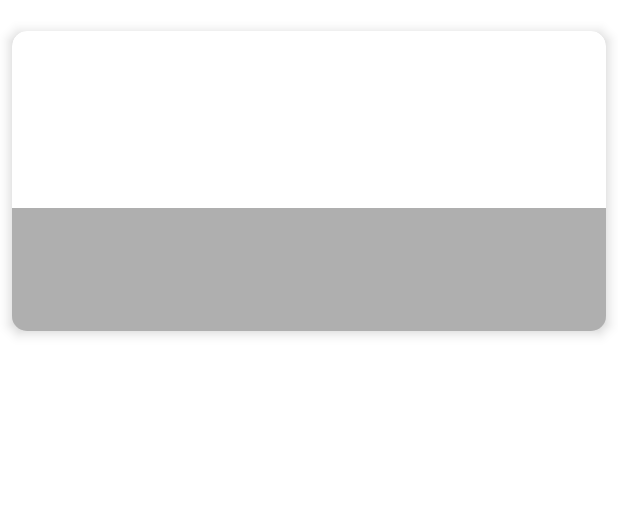
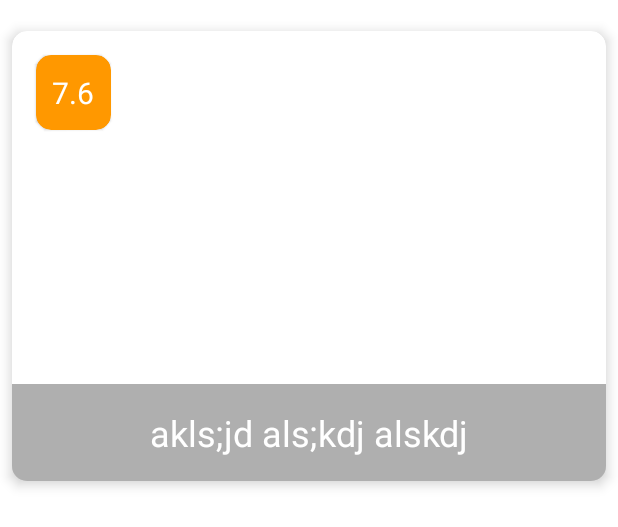
Before and after one commit to enghesham33/themoviedbtask, an Android app: the layout movie_item.xml on its own in the app's theme, with its tools: preview values and no code run, on a phone screen of 412 x 824 dp. Shown: the top 527 px of the screen. Run offline under Robolectric (Android 15) with nearby library versions, the phone set to English and light mode, and no system bars; network calls fail.

Commit message:
Change layout for better user experience

```diff
--- a/app/src/main/java/io/ramani/themoviedbtask/app/movieDetails/YoutubePlayerActivity.java
+++ b/app/src/main/java/io/ramani/themoviedbtask/app/movies/movieDetails/YoutubePlayerActivity.java
@@ -1,4 +1,4 @@
-package io.ramani.themoviedbtask.app.movieDetails;
+package io.ramani.themoviedbtask.app.movies.movieDetails;
 
 import android.os.Bundle;
 import android.view.View;
--- a/app/src/main/java/io/ramani/themoviedbtask/app/moviesList/MoviesListActivity.java
+++ b/app/src/main/java/io/ramani/themoviedbtask/app/movies/moviesList/MoviesListActivity.java
@@ -1,4 +1,4 @@
-package io.ramani.themoviedbtask.app.moviesList;
+package io.ramani.themoviedbtask.app.movies.moviesList;
 
 import android.content.Intent;
 import android.os.Bundle;
@@ -17,7 +17,7 @@ import java.util.ArrayList;
 import io.ramani.themoviedbtask.R;
 import io.ramani.themoviedbtask.app.base.BaseActivity;
 import io.ramani.themoviedbtask.app.base.PaginationScrollListener;
-import io.ramani.themoviedbtask.app.movieDetails.MovieDetailsActivity;
+import io.ramani.themoviedbtask.app.movies.movieDetails.MovieDetailsActivity;
 import io.ramani.themoviedbtask.app.viewModels.MoviesViewModel;
 import io.ramani.themoviedbtask.domain.model.MoviesModel;
 
--- a/app/src/main/res/layout/activity_movies_list.xml
+++ b/app/src/main/res/layout/activity_movies_list.xml
@@ -17,6 +17,7 @@
             android:layout_height="wrap_content"
             android:background="@drawable/rounded_corner_bg"
             android:iconifiedByDefault="false"
+            app:queryBackground="@android:color/transparent"
             app:iconifiedByDefault="false"
             app:queryHint="@string/search_hint" />
 
--- a/app/src/main/res/layout/movie_item.xml
+++ b/app/src/main/res/layout/movie_item.xml
@@ -19,54 +19,40 @@
             <ImageView
                 android:id="@+id/movie_poster_image_view"
                 android:layout_width="match_parent"
-                android:layout_height="200dp" />
+                android:layout_height="300dp" />
 
-            <LinearLayout
+            <androidx.cardview.widget.CardView
+                android:layout_width="50dp"
+                android:layout_height="50dp"
+                android:layout_marginStart="16dp"
+                android:layout_marginTop="16dp"
+                card_view:cardBackgroundColor="@color/orange_500"
+                card_view:cardCornerRadius="10dp"
+                card_view:cardElevation="1dp">
+
+                <TextView
+                    android:id="@+id/movie_vote_average_text_view"
+                    android:layout_width="match_parent"
+                    android:layout_height="match_parent"
+                    android:gravity="center"
+                    android:text="7.6"
+                    android:textColor="@color/white"
+                    android:textSize="20sp" />
+
+            </androidx.cardview.widget.CardView>
+
+            <TextView
+                android:id="@+id/movie_title_text_view"
                 android:layout_width="match_parent"
                 android:layout_height="wrap_content"
                 android:layout_alignBottom="@id/movie_poster_image_view"
                 android:background="@color/black_opacity_50"
+                android:gravity="center"
                 android:orientation="vertical"
-                android:paddingStart="8dp"
-                android:paddingEnd="8dp">
-
-                <TextView
-                    android:id="@+id/movie_title_text_view"
-                    android:layout_width="match_parent"
-                    android:layout_height="wrap_content"
-                    android:layout_marginBottom="8dp"
-                    android:textColor="@color/white" />
-
-                <TextView
-                    android:id="@+id/movie_release_date_text_view"
-                    android:layout_width="match_parent"
-                    android:layout_height="wrap_content"
-                    android:layout_marginBottom="8dp"
-                    android:textColor="@color/white" />
-
-                <LinearLayout
-                    android:layout_width="match_parent"
-                    android:layout_height="wrap_content"
-                    android:layout_marginBottom="8dp"
-                    android:orientation="horizontal">
-
-                    <TextView
-                        android:id="@+id/movie_vote_average_text_view"
-                        android:layout_width="0dp"
-                        android:layout_height="wrap_content"
-                        android:layout_weight="0.5"
-                        android:textAlignment="viewStart"
-                        android:textColor="@color/white" />
-
-                    <TextView
-                        android:id="@+id/movie_votes_count_text_view"
-                        android:layout_width="0dp"
-                        android:layout_height="wrap_content"
-                        android:layout_weight="0.5"
-                        android:textAlignment="viewEnd"
-                        android:textColor="@color/white" />
-                </LinearLayout>
-            </LinearLayout>
+                android:padding="16dp"
+                android:text="akls;jd als;kdj alskdj"
+                android:textColor="@color/white"
+                android:textSize="24sp" />
         </RelativeLayout>
 
     </androidx.cardview.widget.CardView>
--- a/app/src/main/res/values/strings.xml
+++ b/app/src/main/res/values/strings.xml
@@ -2,7 +2,7 @@
     <string name="app_name">Movies Task</string>
     <string name="search_hint">Search</string>
     <string name="include_adults">Include Adults</string>
-    <string name="rate">Rate: </string>
+    <string name="release_date">Release date: </string>
     <string name="total_votes">Total votes: </string>
     <string name="play_video"><u>Play video? Click here </u></string>
 </resources>
```
Also changed, not shown: app/src/main/AndroidManifest.xml (+4 -3 lines), app/src/main/java/io/ramani/themoviedbtask/app/movies/movieDetails/MovieDetailsActivity.java (renamed from app/src/main/java/io/ramani/themoviedbtask/app/movieDetails/MovieDetailsActivity.java, +7 -8 lines), app/src/main/java/io/ramani/themoviedbtask/app/movies/moviesList/MoviesListAdapter.java (renamed from app/src/main/java/io/ramani/themoviedbtask/app/moviesList/MoviesListAdapter.java, +2 -8 lines), app/src/main/res/layout/activity_movie_details.xml (+38 -32 lines), app/src/main/java/io/ramani/themoviedbtask/app/movies/MoviesViewModel.java (renamed from app/src/main/java/io/ramani/themoviedbtask/app/viewModels/MoviesViewModel.java), 1 other file.
